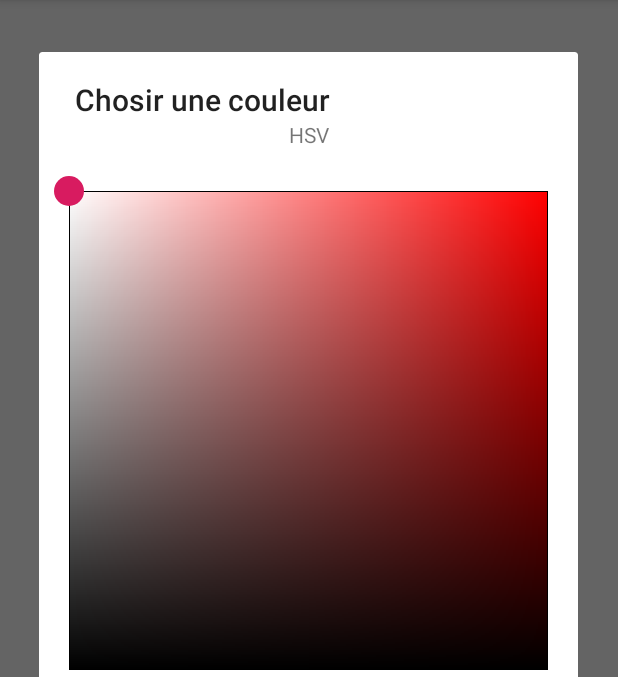
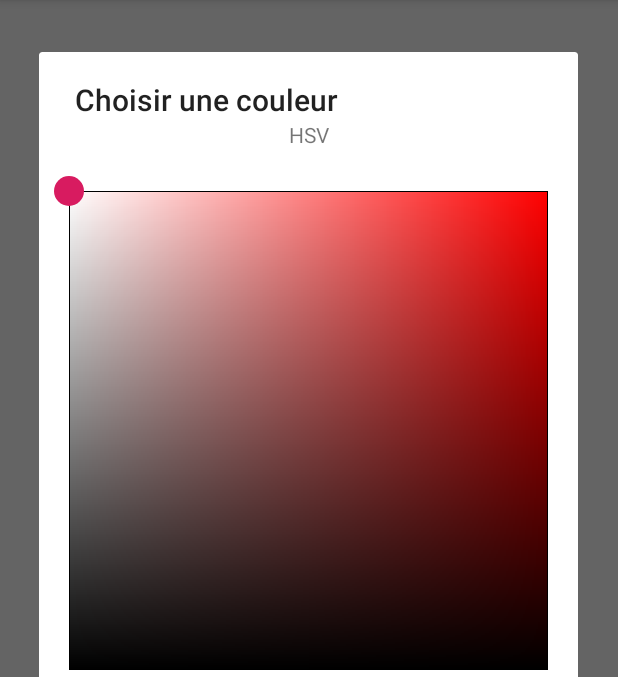
Before and after one commit to AnneKitsune/IFT2905-dev3, an Android app: the screen it shows after launch (MainActivity), after a tap on "CHOISIR UNE COULEUR", on a phone screen of 412 x 824 dp, the part 84-761 px from its top. Run offline under Robolectric (Android 15) with nearby library versions, the phone set to English and light mode, and no system bars.

Commit message:
fix unimplemented code.

```diff
--- a/ColorPicker/app/src/main/java/com/example/colorpicker/ColorPickerDialog.java
+++ b/ColorPicker/app/src/main/java/com/example/colorpicker/ColorPickerDialog.java
@@ -96,22 +96,22 @@ class ColorPickerDialog extends AlertDialog {
 
 
         // Coded by Hojun
-        setTitle("Chosir une couleur");
-        setButton(AlertDialog.BUTTON_POSITIVE, "OK", new DialogInterface.OnClickListener() {
+        setTitle(getContext().getString(R.string.pick_color));
+        setButton(AlertDialog.BUTTON_POSITIVE, getContext().getString(R.string.ok), new DialogInterface.OnClickListener() {
             @Override
             public void onClick(DialogInterface dialog, int which) {
-//                setOnColorPickedListener(onColorPickedlistener);
+                onColorPickedListener.onColorPicked(getColor());
             }
         });
-        setButton(AlertDialog.BUTTON_NEGATIVE, "CANCEL", new DialogInterface.OnClickListener() {
+        setButton(AlertDialog.BUTTON_NEGATIVE, getContext().getString(R.string.cancel), new DialogInterface.OnClickListener() {
             @Override
             public void onClick(DialogInterface dialog, int which) {
 
             }
         });
 
-// je regarde cette link :
-// https://stackoverflow.com/questions/4342757/how-to-make-a-color-gradient-in-a-seekbar?fbclid=IwAR0lYWflv2H9bGI5WR0ibqwmx-X5m9iCRliuyB_JoSK81Zur8ESh5bV5iEM
+        // je regarde cette link :
+        // https://stackoverflow.com/questions/4342757/how-to-make-a-color-gradient-in-a-seekbar?fbclid=IwAR0lYWflv2H9bGI5WR0ibqwmx-X5m9iCRliuyB_JoSK81Zur8ESh5bV5iEM
         int[] rainbowColors = {Color.RED, Color.YELLOW, Color.GREEN, Color.BLUE, Color.RED};
         LinearGradient linearGradient =
                 new LinearGradient(0,0,900,0, rainbowColors, null, Shader.TileMode.CLAMP);
@@ -319,19 +319,11 @@ class ColorPickerDialog extends AlertDialog {
     }
 
     public void setOnColorPickedListener(OnColorPickedListener onColorPickedListener) {
-        /* IMPLÉMENTER CETTE MÉTHODE
-         * Elle doit enregistrer un "OnColorPickedListener", qui sera appelé, éventuellement,
-         * lorsque le bouton "ok" du dialog sera cliqué.
-         * */
-
         //ajouté par Raouf
         this.onColorPickedListener = onColorPickedListener;
-
-
-
     }
 
     public interface OnColorPickedListener{
-        void onColorPicked(ColorPickerDialog colorPickerDialog, @ColorInt int color);
+        void onColorPicked(@ColorInt int color);
     }
 }
--- a/ColorPicker/app/src/main/res/values/strings.xml
+++ b/ColorPicker/app/src/main/res/values/strings.xml
@@ -2,6 +2,8 @@
     <string name="app_name">Color Picker</string>
     <string name="picked_color">Couleur choisie</string>
     <string name="pick_color">Choisir une couleur</string>
+    <string name="ok">OK</string>
+    <string name="cancel">CANCEL</string>
 
     <string name="hsv">HSV</string>
     <string name="rgb">RGB</string>
```
Also changed, not shown: ColorPicker/app/src/main/gen/com/example/colorpicker/BuildConfig.java (added, +8 -0 lines), ColorPicker/app/src/main/gen/com/example/colorpicker/Manifest.java (added, +7 -0 lines), ColorPicker/app/src/main/gen/com/example/colorpicker/R.java (added, +7 -0 lines).
